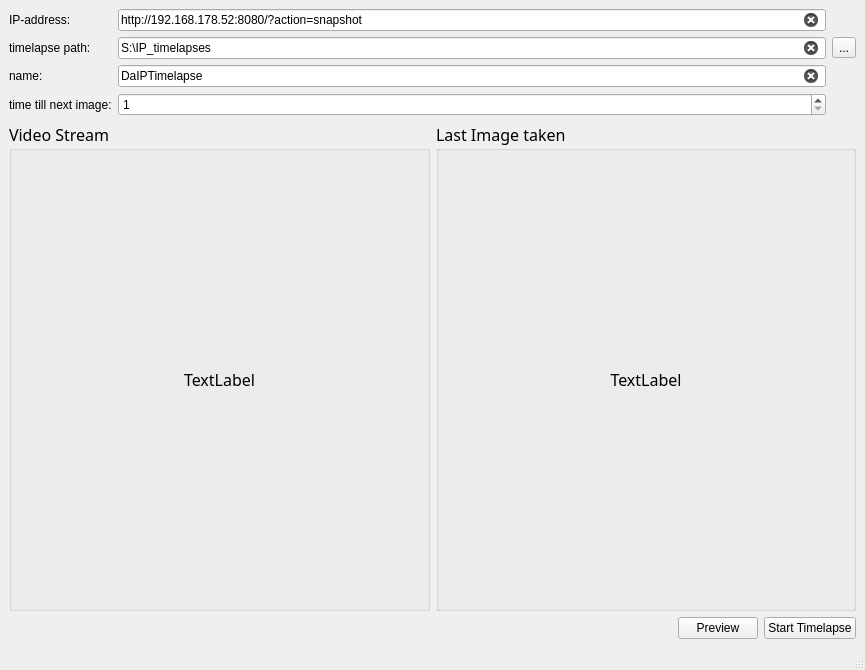
Old version of the form ui/main.ui in the repository CaptainDario/DaIPTimelapse.
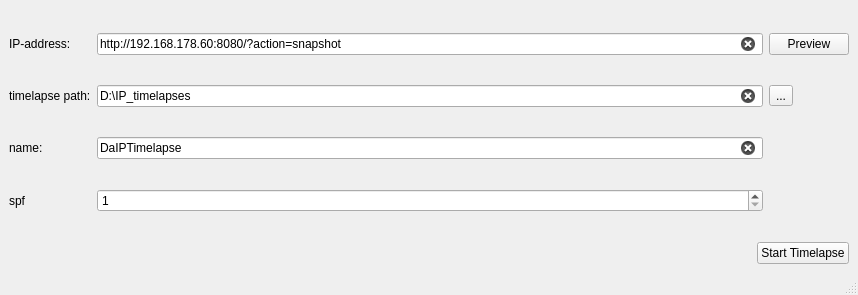
New version of the form.

Commit message: updated main.ui to not show stream images

The edit to the form file:
```diff
--- a/ui/main.ui
+++ b/ui/main.ui
@@ -6,8 +6,8 @@
    <rect>
     <x>0</x>
     <y>0</y>
-    <width>865</width>
-    <height>670</height>
+    <width>858</width>
+    <height>295</height>
    </rect>
   </property>
   <property name="windowTitle">
@@ -16,79 +16,10 @@
   <widget class="QWidget" name="centralwidget">
    <layout class="QGridLayout" name="gridLayout_2">
     <item row="3" column="0">
-     <layout class="QHBoxLayout" name="horizontalLayout_5">
-      <item>
-       <widget class="QGroupBox" name="groupBox_video_stream">
-        <property name="font">
-         <font>
-          <family>Alef</family>
-          <pointsize>12</pointsize>
-         </font>
-        </property>
-        <property name="title">
-         <string>Video Stream</string>
-        </property>
-        <layout class="QGridLayout" name="gridLayout">
-         <item row="0" column="0">
-          <widget class="QLabel" name="label_video_stream">
-           <property name="sizePolicy">
-            <sizepolicy hsizetype="Ignored" vsizetype="Ignored">
-             <horstretch>0</horstretch>
-             <verstretch>0</verstretch>
-            </sizepolicy>
-           </property>
-           <property name="frameShape">
-            <enum>QFrame::NoFrame</enum>
-           </property>
-           <property name="text">
-            <string>TextLabel</string>
-           </property>
-           <property name="scaledContents">
-            <bool>false</bool>
-           </property>
-           <property name="alignment">
-            <set>Qt::AlignCenter</set>
-           </property>
-          </widget>
-         </item>
-        </layout>
-       </widget>
-      </item>
-      <item>
-       <widget class="QGroupBox" name="groupBox_last_image_taken">
-        <property name="font">
-         <font>
-          <family>Alef</family>
-          <pointsize>12</pointsize>
-         </font>
-        </property>
-        <property name="title">
-         <string>Last Image taken</string>
-        </property>
-        <layout class="QGridLayout" name="gridLayout_3">
-         <item row="0" column="0">
-          <widget class="QLabel" name="label_last_image_taken">
-           <property name="sizePolicy">
-            <sizepolicy hsizetype="Ignored" vsizetype="Ignored">
-             <horstretch>0</horstretch>
-             <verstretch>0</verstretch>
-            </sizepolicy>
-           </property>
-           <property name="text">
-            <string>TextLabel</string>
-           </property>
-           <property name="alignment">
-            <set>Qt::AlignCenter</set>
-           </property>
-          </widget>
-         </item>
-        </layout>
-       </widget>
-      </item>
-     </layout>
-    </item>
-    <item row="4" column="0">
      <layout class="QGridLayout" name="gridLayout_4">
+      <property name="sizeConstraint">
+       <enum>QLayout::SetMinimumSize</enum>
+      </property>
       <item row="0" column="2">
        <widget class="QPushButton" name="pushButton_start_stop_timelapse">
         <property name="text">
@@ -96,13 +27,6 @@
         </property>
        </widget>
       </item>
-      <item row="0" column="1">
-       <widget class="QPushButton" name="pushButton">
-        <property name="text">
-         <string>Preview</string>
-        </property>
-       </widget>
-      </item>
       <item row="0" column="0">
        <spacer name="horizontalSpacer">
         <property name="orientation">
@@ -118,12 +42,12 @@
       </item>
      </layout>
     </item>
-    <item row="0" column="0">
+    <item row="0" column="0" rowspan="3">
      <layout class="QGridLayout" name="gridLayout_5">
       <item row="0" column="1">
        <widget class="QLineEdit" name="lineEdit_IP_address">
         <property name="text">
-         <string>http://192.168.178.52:8080/?action=snapshot</string>
+         <string>http://192.168.178.60:8080/?action=snapshot</string>
         </property>
         <property name="clearButtonEnabled">
          <bool>true</bool>
@@ -136,7 +60,7 @@
          <string>The time the program waits until a new timelapse image is taken (in seconds).</string>
         </property>
         <property name="text">
-         <string>time till next image:</string>
+         <string>spf</string>
         </property>
        </widget>
       </item>
@@ -150,7 +74,7 @@
       <item row="1" column="1">
        <widget class="QLineEdit" name="lineEdit_timelapse_path">
         <property name="text">
-         <string>S:\IP_timelapses</string>
+         <string>D:\IP_timelapses</string>
         </property>
         <property name="clearButtonEnabled">
          <bool>true</bool>
@@ -207,6 +131,13 @@
         </property>
        </widget>
       </item>
+      <item row="0" column="2">
+       <widget class="QPushButton" name="pushButton_preview">
+        <property name="text">
+         <string>Preview</string>
+        </property>
+       </widget>
+      </item>
      </layout>
     </item>
    </layout>
```
Left out of the diff: 6 changed lines with no effect on the pictures.
